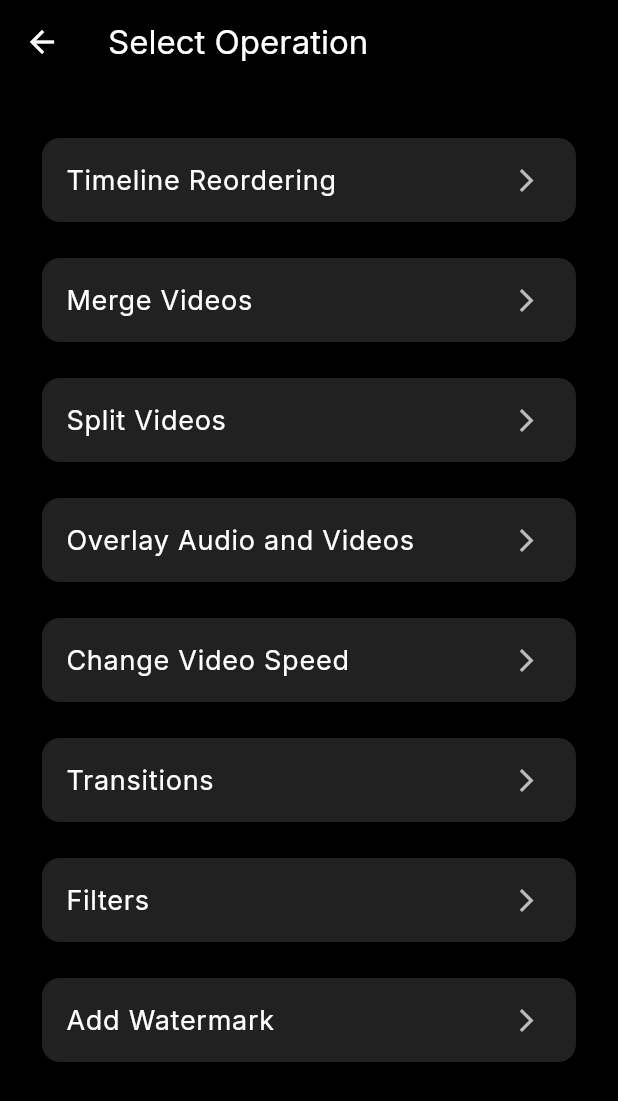
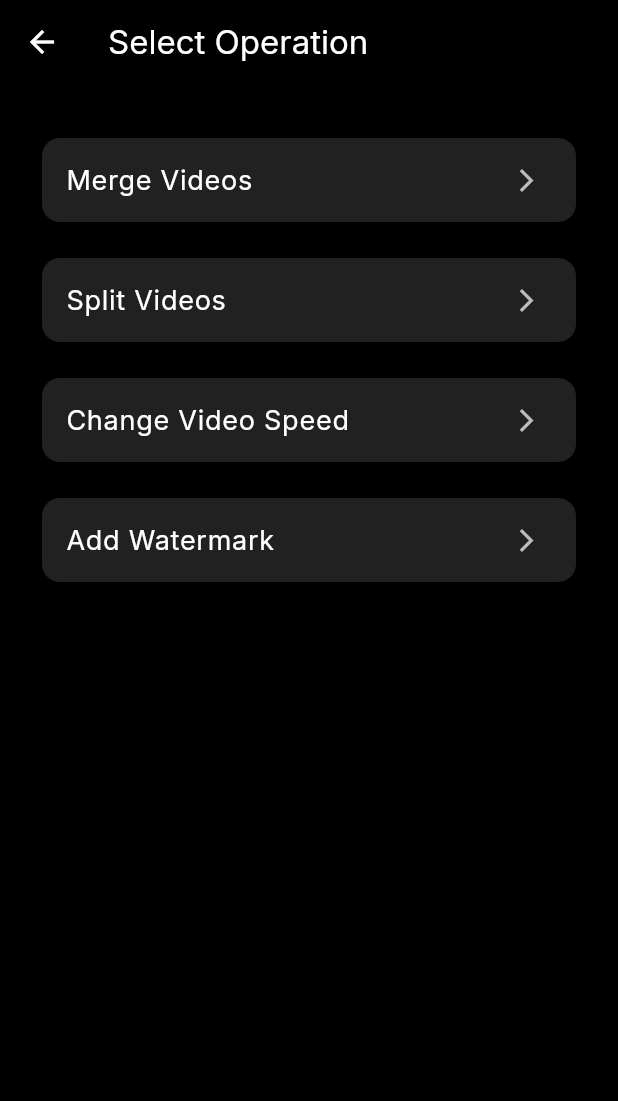
Before and after one commit to NikhilD1998/video_editor, a Flutter app: the VideoOperationSelectionScreen screen opened directly with empty values, on a phone screen of 412 x 824 dp. Shown: the top 1101 px of the screen. Run offline on Flutter 3.47's test engine with Material 3 defaults, Android fonts, the light colour scheme and no system bars; our stand-ins replace file_picker, google_fonts, just_audio, share_plus, shared_preferences, video_player; missing offline and left inert: ffmpeg_kit_flutter_new; accounts and stored records are empty; network calls fail.

```diff
--- a/lib/main.dart
+++ b/lib/main.dart
@@ -17,9 +17,7 @@ class MyApp extends StatelessWidget {
       theme: ThemeData(
         scaffoldBackgroundColor: Colors.black,
         colorScheme: ColorScheme.fromSeed(seedColor: primaryColor),
-        textTheme: GoogleFonts.interTextTheme(
-          Theme.of(context).textTheme,
-        ), // Set Inter globally
+        textTheme: GoogleFonts.interTextTheme(Theme.of(context).textTheme),
       ),
       debugShowCheckedModeBanner: false,
       home: const SplashScreen(),
--- a/lib/screens/merge_videos_screen.dart
+++ b/lib/screens/merge_videos_screen.dart
@@ -78,7 +78,7 @@ class _MergeVideosScreenState extends State<MergeVideosScreen> {
     final n = processedPaths.length;
     final filterInputs = List.generate(
       n,
-      (i) => '[${i}:v]scale=1280:720,fps=30[v$i];',
+      (i) => '[${i}:v]scale=1280:720,setsar=1,fps=30[v$i];',
     ).join();
     final filterStreams = List.generate(n, (i) => '[v$i][${i}:a]').join();
     final filter = '$filterInputs$filterStreams concat=n=$n:v=1:a=1 [v][a]';
--- a/lib/screens/video_operation_selection_screen.dart
+++ b/lib/screens/video_operation_selection_screen.dart
@@ -85,14 +85,6 @@ class VideoOperationSelectionScreen extends StatelessWidget {
 
     final List<Map<String, dynamic>> operations = [
       {
-        'title': 'Timeline Reordering',
-        'screen': PlaceholderScreen(
-          title: 'Timeline Reordering',
-          projectId: projectId,
-        ),
-        'onTap': null,
-      },
-      {
         'title': 'Merge Videos',
         'screen': null,
         'onTap': (BuildContext ctx) => _pickAndNavigateToMerge(ctx),
@@ -102,29 +94,13 @@ class VideoOperationSelectionScreen extends StatelessWidget {
         'screen': null,
         'onTap': (BuildContext ctx) => _pickAndNavigateToSplit(ctx),
       },
-      {
-        'title': 'Overlay Audio and Videos',
-        'screen': PlaceholderScreen(
-          title: 'Overlay Audio and Videos',
-          projectId: projectId,
-        ),
-        'onTap': null,
-      },
+
       {
         'title': 'Change Video Speed',
         'screen': null,
         'onTap': (BuildContext ctx) => _pickAndNavigateToSpeed(ctx),
       },
-      {
-        'title': 'Transitions',
-        'screen': PlaceholderScreen(title: 'Transitions', projectId: projectId),
-        'onTap': null,
-      },
-      {
-        'title': 'Filters',
-        'screen': PlaceholderScreen(title: 'Filters', projectId: projectId),
-        'onTap': null,
-      },
+
       {
         'title': 'Add Watermark',
         'screen': null,
```
Also changed, not shown: lib/screens/split_video_screen.dart (+6 -3 lines).
